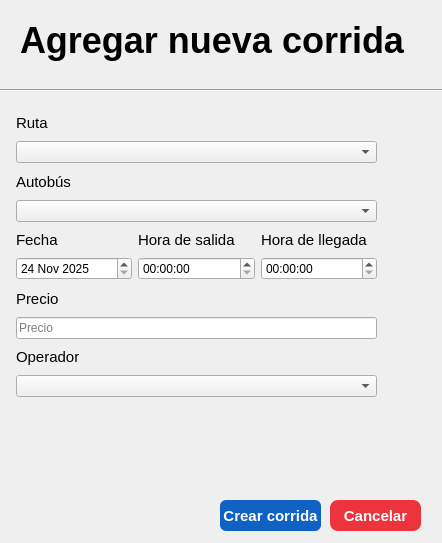
Before: the Qt Designer form vista/empresa/corridaDialog.ui in hfigaorozco/TCN, drawn with Qt 5.
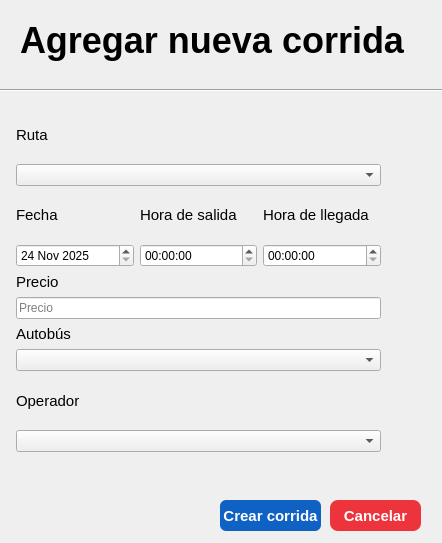
After: the same form once the commit is applied.

Commit message: Ya funciona la seccion de corridas, solo falta update y estado

```diff
--- a/vista/empresa/corridaDialog.ui
+++ b/vista/empresa/corridaDialog.ui
@@ -18,8 +18,8 @@
     <rect>
      <x>16</x>
      <y>111</y>
-     <width>361</width>
-     <height>286</height>
+     <width>365</width>
+     <height>341</height>
     </rect>
    </property>
    <layout class="QVBoxLayout" name="verticalLayout_5">
@@ -196,29 +196,6 @@
       </item>
      </layout>
     </item>
-    <item>
-     <layout class="QVBoxLayout" name="verticalLayout_4">
-      <item>
-       <widget class="QLabel" name="label_16">
-        <property name="font">
-         <font>
-          <pointsize>11</pointsize>
-         </font>
-        </property>
-        <property name="text">
-         <string>Autobús</string>
-        </property>
-       </widget>
-      </item>
-      <item>
-       <widget class="QComboBox" name="comboBox_autobusCorrida">
-        <property name="placeholderText">
-         <string>Autobús</string>
-        </property>
-       </widget>
-      </item>
-     </layout>
-    </item>
     <item>
      <layout class="QHBoxLayout" name="horizontalLayout">
       <item>
@@ -239,7 +216,7 @@
          <widget class="QDateEdit" name="dateEdit_fechaCorrida">
           <property name="minimumDateTime">
            <datetime>
-            <hour>0</hour>
+            <hour>8</hour>
             <minute>0</minute>
             <second>0</second>
             <year>2025</year>
@@ -299,6 +276,8 @@
      </layout>
     </item>
     <item>
+     <layout class="QVBoxLayout" name="verticalLayout_4">
+      <item>
      <layout class="QVBoxLayout" name="verticalLayout_3">
       <item>
        <widget class="QLabel" name="label_14">
@@ -322,6 +301,27 @@
         </property>
         <property name="placeholderText">
          <string>Precio</string>
+          </property>
+         </widget>
+        </item>
+       </layout>
+      </item>
+      <item>
+       <widget class="QLabel" name="label_16">
+        <property name="font">
+         <font>
+          <pointsize>11</pointsize>
+         </font>
+        </property>
+        <property name="text">
+         <string>Autobús</string>
+        </property>
+       </widget>
+      </item>
+      <item>
+       <widget class="QComboBox" name="comboBox_autobusCorrida">
+        <property name="placeholderText">
+         <string>Autobús</string>
         </property>
        </widget>
       </item>
```
Lines whose indentation alone changed are shown as unchanged. The commit also changes 10 other files.
